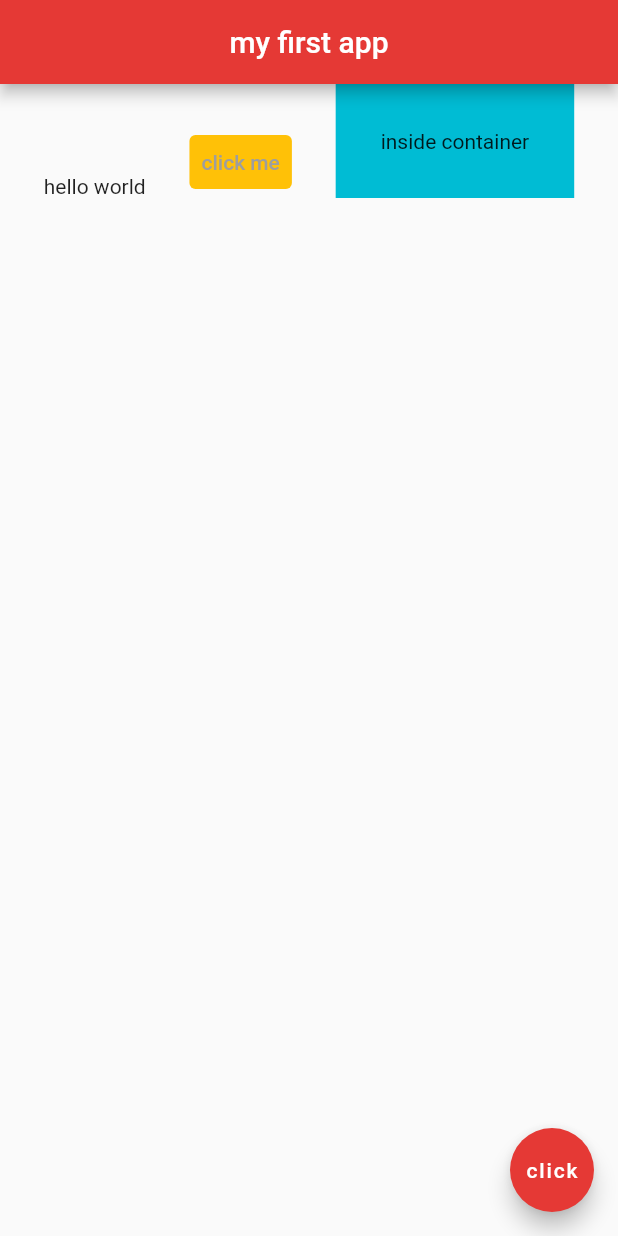
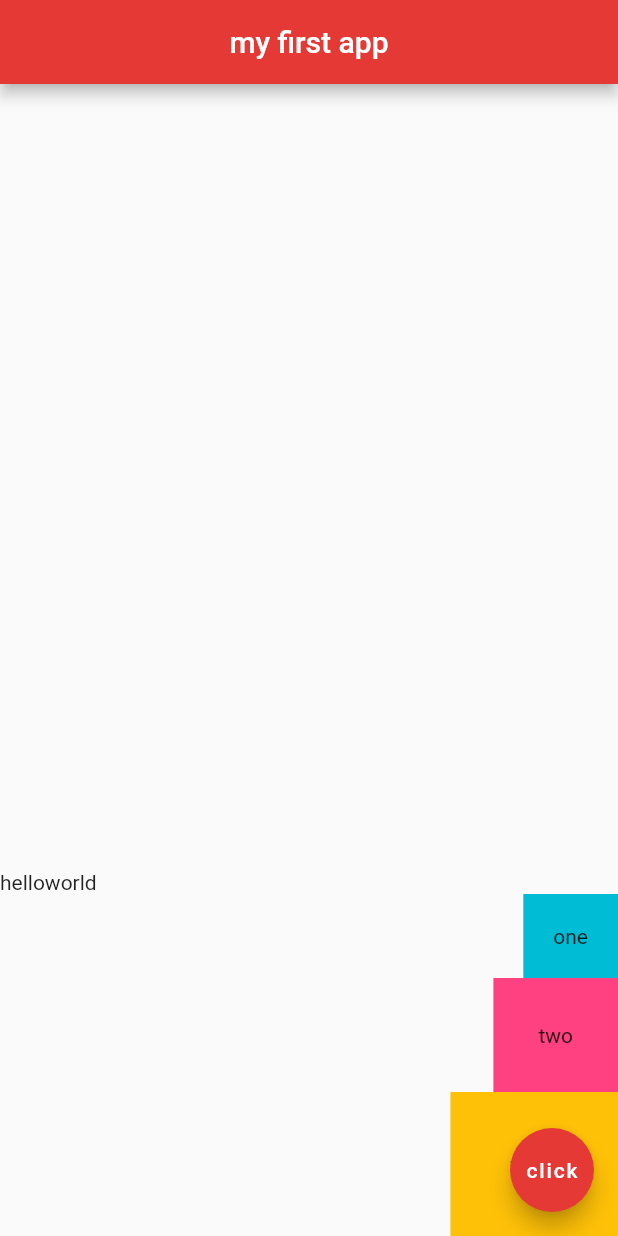
Before and after one commit to okeowosv/world-clock-F101-, a Flutter app: the screen it shows after launch, on a phone screen of 412 x 824 dp. Run offline on Flutter 3.47's test engine with Material 2 defaults, Android fonts, the phone set to English and light mode, and no system bars.

Commit message:
understanding columns and rows in columns

```diff
--- a/lib/main.dart
+++ b/lib/main.dart
@@ -13,23 +13,30 @@ class Home extends StatelessWidget {
         centerTitle: true,
         backgroundColor: Colors.red[600],
       ),
-      body: Row(
-        mainAxisAlignment: MainAxisAlignment.spaceEvenly,
+      body: Column(
+        mainAxisAlignment: MainAxisAlignment.end,
         crossAxisAlignment: CrossAxisAlignment.end,
         children: [
-          Text('hello world'),
-          TextButton(
-            onPressed: () {},
-            child: Text('click me', style: TextStyle(color: Colors.grey)),
-            style: TextButton.styleFrom(
-              primary: Colors.amber,
-              backgroundColor: Colors.amber,
-            ),
+          Row(
+            children: [
+              Text('hello'),
+              Text('world'),
+            ],
           ),
           Container(
+            padding: EdgeInsets.all(20),
             color: Colors.cyan,
-            padding: EdgeInsets.all(30.0),
-            child: Text('inside container'),
+            child: Text('one'),
+          ),
+          Container(
+            padding: EdgeInsets.all(30),
+            color: Colors.pinkAccent,
+            child: Text('two'),
+          ),
+          Container(
+            padding: EdgeInsets.all(40),
+            color: Colors.amber,
+            child: Text('three'),
           ),
         ],
       ),
```
